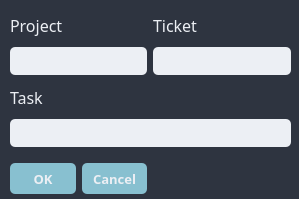
Above: ui/dialog form.ui from guillermoarb/AFK_v0 before the change. Below: the same form after it.
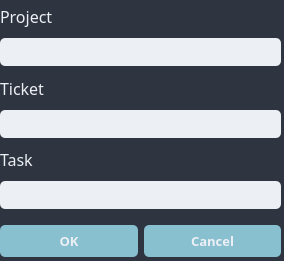
That is the form after the change.

Commit message: Updated GUI and now possible to init with the logged time for the day

Diff of the .ui file:
```diff
--- a/ui/dialog form.ui
+++ b/ui/dialog form.ui
@@ -6,8 +6,8 @@
    <rect>
     <x>0</x>
     <y>0</y>
-    <width>299</width>
-    <height>199</height>
+    <width>284</width>
+    <height>261</height>
    </rect>
   </property>
   <property name="windowTitle">
@@ -19,14 +19,112 @@
   <widget class="QWidget" name="gridLayoutWidget">
    <property name="geometry">
     <rect>
-     <x>10</x>
-     <y>10</y>
+     <x>0</x>
+     <y>0</y>
      <width>281</width>
-     <height>184</height>
+     <height>257</height>
     </rect>
    </property>
    <layout class="QGridLayout" name="gridLayout">
-    <item row="10" column="0">
+    <item row="4" column="0" colspan="2">
+     <widget class="QLineEdit" name="ticket_le">
+      <property name="font">
+       <font>
+        <family>Fira Code Retina</family>
+        <pointsize>10</pointsize>
+       </font>
+      </property>
+      <property name="styleSheet">
+       <string notr="true">background-color: #ECEFF4;
+border-style: none;
+border-width: 2px;
+border-radius: 5px;
+border-color: #ECEFF4;
+padding: 4px;
+padding-left: 10px;</string>
+      </property>
+      <property name="text">
+       <string/>
+      </property>
+     </widget>
+    </item>
+    <item row="3" column="0" colspan="2">
+     <widget class="QLabel" name="ticket_lb">
+      <property name="font">
+       <font>
+        <family>Fira Code Retina</family>
+        <pointsize>12</pointsize>
+       </font>
+      </property>
+      <property name="styleSheet">
+       <string notr="true">color: #ECEFF4;</string>
+      </property>
+      <property name="text">
+       <string>Ticket</string>
+      </property>
+     </widget>
+    </item>
+    <item row="0" column="0" colspan="2">
+     <widget class="QLabel" name="task_lb">
+      <property name="font">
+       <font>
+        <family>Fira Code Retina</family>
+        <pointsize>12</pointsize>
+       </font>
+      </property>
+      <property name="styleSheet">
+       <string notr="true">color: #ECEFF4;</string>
+      </property>
+      <property name="text">
+       <string>Project</string>
+      </property>
+     </widget>
+    </item>
+    <item row="2" column="0" colspan="2">
+     <widget class="QLineEdit" name="project_le">
+      <property name="font">
+       <font>
+        <family>Fira Code Retina</family>
+        <pointsize>10</pointsize>
+       </font>
+      </property>
+      <property name="styleSheet">
+       <string notr="true">background-color: #ECEFF4;
+border-style: none;
+border-width: 2px;
+border-radius: 5px;
+border-color: #ECEFF4;
+padding: 4px;
+padding-left: 10px;</string>
+      </property>
+      <property name="text">
+       <string/>
+      </property>
+     </widget>
+    </item>
+    <item row="9" column="0" colspan="2">
+     <widget class="QLineEdit" name="task_le">
+      <property name="font">
+       <font>
+        <family>Fira Code Retina</family>
+        <pointsize>10</pointsize>
+       </font>
+      </property>
+      <property name="styleSheet">
+       <string notr="true">background-color: #ECEFF4;
+border-style: none;
+border-width: 2px;
+border-radius: 5px;
+border-color: #ECEFF4;
+padding: 4px;
+padding-left: 10px;</string>
+      </property>
+      <property name="text">
+       <string/>
+      </property>
+     </widget>
+    </item>
+    <item row="12" column="0">
      <spacer name="verticalSpacer">
       <property name="orientation">
        <enum>Qt::Vertical</enum>
@@ -42,42 +140,7 @@
       </property>
      </spacer>
     </item>
-    <item row="12" column="3">
-     <spacer name="horizontalSpacer">
-      <property name="orientation">
-       <enum>Qt::Horizontal</enum>
-      </property>
-      <property name="sizeHint" stdset="0">
-       <size>
-        <width>40</width>
-        <height>20</height>
-       </size>
-      </property>
-     </spacer>
-    </item>
-    <item row="7" column="0" colspan="4">
-     <widget class="QLineEdit" name="task_le">
-      <property name="font">
-       <font>
-        <family>Fira Code Retina</family>
-        <pointsize>10</pointsize>
-       </font>
-      </property>
-      <property name="styleSheet">
-       <string notr="true">background-color: #ECEFF4;
-border-style: none;
-border-width: 2px;
-border-radius: 5px;
-border-color: #ECEFF4;
-padding: 4px;
-padding-left: 10px;</string>
-      </property>
-      <property name="text">
-       <string/>
-      </property>
-     </widget>
-    </item>
-    <item row="6" column="0" colspan="4">
+    <item row="8" column="0" colspan="2">
      <widget class="QLabel" name="task_lb_2">
       <property name="font">
        <font>
@@ -93,122 +156,7 @@
       </property>
      </widget>
     </item>
-    <item row="12" column="1">
-     <widget class="QPushButton" name="cancel_bt">
-      <property name="sizePolicy">
-       <sizepolicy hsizetype="Preferred" vsizetype="Preferred">
-        <horstretch>0</horstretch>
-        <verstretch>0</verstretch>
-       </sizepolicy>
-      </property>
-      <property name="minimumSize">
-       <size>
-        <width>27</width>
-        <height>9</height>
-       </size>
-      </property>
-      <property name="font">
-       <font>
-        <family>Fira Code Retina</family>
-        <pointsize>10</pointsize>
-        <weight>75</weight>
-        <bold>true</bold>
-       </font>
-      </property>
-      <property name="styleSheet">
-       <string notr="true">QPushButton
-{
-color: #ECEFF4;
-background-color: #88C0D0;
-border-radius: 5px;
-}
-QPushButton:hover
-{
-   background-color:#81A1C1;
-}</string>
-      </property>
-      <property name="text">
-       <string>Cancel</string>
-      </property>
-     </widget>
-    </item>
-    <item row="0" column="0" colspan="2">
-     <widget class="QLabel" name="task_lb">
-      <property name="font">
-       <font>
-        <family>Fira Code Retina</family>
-        <pointsize>12</pointsize>
-       </font>
-      </property>
-      <property name="styleSheet">
-       <string notr="true">color: #ECEFF4;</string>
-      </property>
-      <property name="text">
-       <string>Project</string>
-      </property>
-     </widget>
-    </item>
-    <item row="2" column="2" colspan="2">
-     <widget class="QLineEdit" name="ticket_le">
-      <property name="font">
-       <font>
-        <family>Fira Code Retina</family>
-        <pointsize>10</pointsize>
-       </font>
-      </property>
-      <property name="styleSheet">
-       <string notr="true">background-color: #ECEFF4;
-border-style: none;
-border-width: 2px;
-border-radius: 5px;
-border-color: #ECEFF4;
-padding: 4px;
-padding-left: 10px;</string>
-      </property>
-      <property name="text">
-       <string/>
-      </property>
-     </widget>
-    </item>
-    <item row="0" column="2" colspan="2">
-     <widget class="QLabel" name="ticket_lb">
-      <property name="font">
-       <font>
-        <family>Fira Code Retina</family>
-        <pointsize>12</pointsize>
-       </font>
-      </property>
-      <property name="styleSheet">
-       <string notr="true">color: #ECEFF4;</string>
-      </property>
-      <property name="text">
-       <string>Ticket</string>
-      </property>
-     </widget>
-    </item>
-    <item row="2" column="0" colspan="2">
-     <widget class="QLineEdit" name="project_le">
-      <property name="font">
-       <font>
-        <family>Fira Code Retina</family>
-        <pointsize>10</pointsize>
-       </font>
-      </property>
-      <property name="styleSheet">
-       <string notr="true">background-color: #ECEFF4;
-border-style: none;
-border-width: 2px;
-border-radius: 5px;
-border-color: #ECEFF4;
-padding: 4px;
-padding-left: 10px;</string>
-      </property>
-      <property name="text">
-       <string/>
-      </property>
-     </widget>
-    </item>
-    <item row="12" column="0">
+    <item row="13" column="0">
      <widget class="QPushButton" name="ok_bt">
       <property name="sizePolicy">
        <sizepolicy hsizetype="Preferred" vsizetype="Preferred">
@@ -248,6 +196,45 @@
       </property>
      </widget>
     </item>
+    <item row="13" column="1">
+     <widget class="QPushButton" name="cancel_bt">
+      <property name="sizePolicy">
+       <sizepolicy hsizetype="Preferred" vsizetype="Preferred">
+        <horstretch>0</horstretch>
+        <verstretch>0</verstretch>
+       </sizepolicy>
+      </property>
+      <property name="minimumSize">
+       <size>
+        <width>27</width>
+        <height>9</height>
+       </size>
+      </property>
+      <property name="font">
+       <font>
+        <family>Fira Code Retina</family>
+        <pointsize>10</pointsize>
+        <weight>75</weight>
+        <bold>true</bold>
+       </font>
+      </property>
+      <property name="styleSheet">
+       <string notr="true">QPushButton
+{
+color: #ECEFF4;
+background-color: #88C0D0;
+border-radius: 5px;
+}
+QPushButton:hover
+{
+   background-color:#81A1C1;
+}</string>
+      </property>
+      <property name="text">
+       <string>Cancel</string>
+      </property>
+     </widget>
+    </item>
    </layout>
   </widget>
  </widget>
```
The commit also changes 4 other files.
